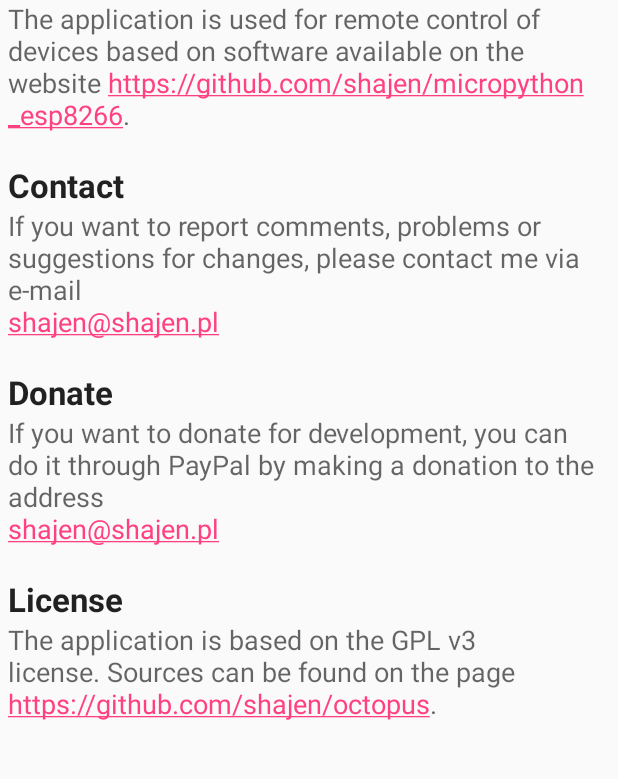
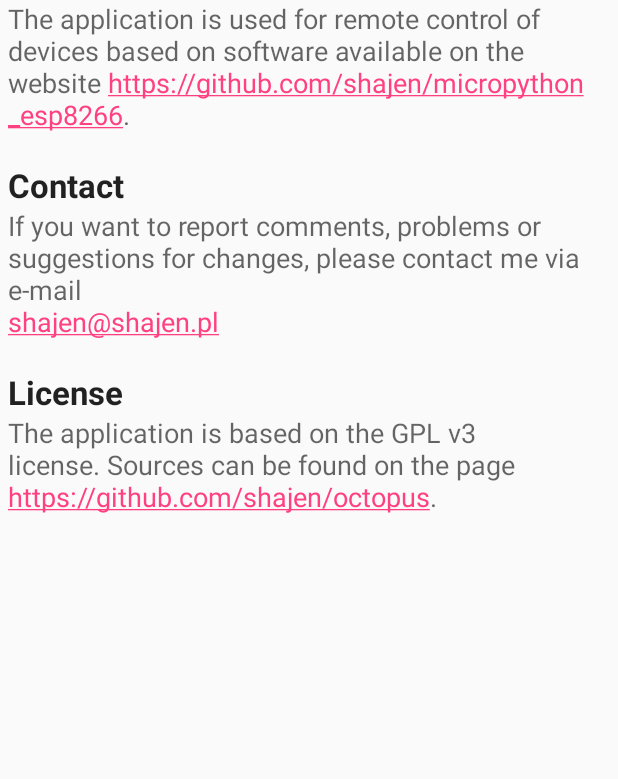
Before and after one commit to shajen/octopus, an Android app: the AboutActivity screen opened directly, with no data from a screen before it, on a phone screen of 412 x 824 dp, the part 136-915 px from its top. Run offline under Robolectric (Android 15) with nearby library versions, the phone set to English and light mode, and no system bars.

Commit message:
Removed donate link (due to Google policy).

```diff
--- a/app/src/main/java/pl/shajen/octopus/activities/AboutActivity.java
+++ b/app/src/main/java/pl/shajen/octopus/activities/AboutActivity.java
@@ -26,9 +26,6 @@ public class AboutActivity extends AppCompatActivity {
         final TextView textViewContact = (TextView) findViewById(R.id.textViewContact);
         textViewContact.setMovementMethod(LinkMovementMethod.getInstance());
 
-        final TextView textViewDonate = (TextView) findViewById(R.id.textViewDonate);
-        textViewDonate.setMovementMethod(LinkMovementMethod.getInstance());
-
         final TextView textViewAuthor = (TextView) findViewById(R.id.textViewAuthor);
         textViewAuthor.setMovementMethod(LinkMovementMethod.getInstance());
     }
--- a/app/src/main/res/layout/activity_about.xml
+++ b/app/src/main/res/layout/activity_about.xml
@@ -40,22 +40,6 @@
             android:textAppearance="?android:attr/textAppearanceMedium"></TextView>
 
         <TextView
-            android:id="@+id/textViewDonateTitle"
-            android:layout_width="fill_parent"
-            android:layout_height="wrap_content"
-            android:layout_marginTop="20dp"
-            android:text="@string/DONATE_TITLE"
-            android:textAppearance="?android:attr/textAppearanceLarge"
-            android:textStyle="bold"></TextView>
-
-        <TextView
-            android:id="@+id/textViewDonate"
-            android:layout_width="fill_parent"
-            android:layout_height="wrap_content"
-            android:text="@string/DONATE"
-            android:textAppearance="?android:attr/textAppearanceMedium"></TextView>
-
-        <TextView
             android:id="@+id/textViewAuthorTitle"
             android:layout_width="fill_parent"
             android:layout_height="wrap_content"
--- a/app/src/main/res/values/strings.xml
+++ b/app/src/main/res/values/strings.xml
@@ -12,7 +12,6 @@
     <string name="OFF">Off</string>
     <string name="PLEASE_WAIT">Please wait ...</string>
     <string name="TASK">Submitting</string>
-    <string name="SCANNING_IP">Scanning %1s ...</string>
     <string name="DEVICE_TYPE_LABEL">Device type:</string>
     <string name="STATE_LABEL">State:</string>
     <string name="SPEED_LABEL">Speed:</string>
@@ -29,8 +28,6 @@
     <string name="INFO">The application is used for remote control of devices based on software available on the website <a href="https://github.com/shajen/micropython_esp8266">https://github.com/shajen/micropython_esp8266</a>.</string>
     <string name="CONTACT_TITLE">Contact</string>
     <string name="CONTACT">If you want to report comments, problems or suggestions for changes, please contact me via e-mail\n<a href="mailto:shajen@shajen.pl">shajen@shajen.pl</a></string>
-    <string name="DONATE_TITLE">Donate</string>
-    <string name="DONATE">If you want to donate for development, you can do it through PayPal by making a donation to the address\n<a href="https://www.paypal.com/cgi-bin/webscr?cmd=_donations&amp;business=shajen@shajen.pl&amp;lc=US&amp;item_name=Donate+Octopus&amp;no_note=0&amp;cn=&amp;curency_code=USD">shajen@shajen.pl</a></string>
     <string name="AUTHOR_TITLE">License</string>
     <string name="AUTHOR">The application is based on the GPL v3 license. Sources can be found on the page <a href="https://github.com/shajen/octopus">https://github.com/shajen/octopus</a>.</string>
 </resources>
```
Also changed, not shown: 1 other file.
